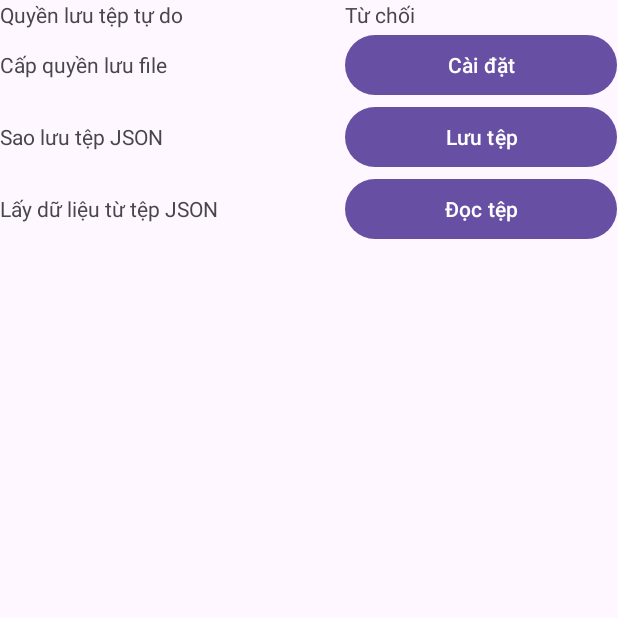
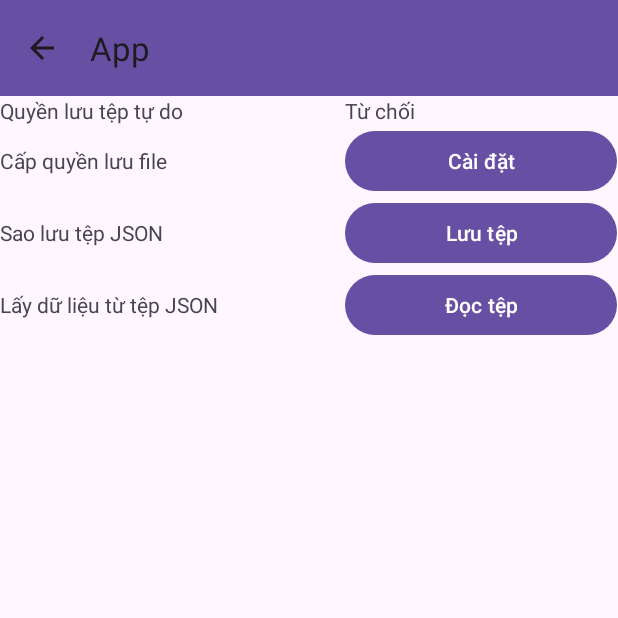
Before and after one commit to TranThanh39/BTLAndroid, an Android app: the BackupDiary screen opened directly, with no data from a screen before it, on a phone screen of 412 x 824 dp, the top half of it. Run offline under Robolectric (Android 15) with nearby library versions, the phone set to English and light mode, and no system bars; 1 statement that could not run was skipped.

Commit message:
added appbar

```diff
--- a/app/build.gradle.kts
+++ b/app/build.gradle.kts
@@ -52,9 +52,9 @@ dependencies {
     androidTestImplementation(libs.ext.junit)
     androidTestImplementation(libs.espresso.core)
     implementation(libs.material.v190)
-    implementation(libs.gson)
     implementation(libs.activity.v160)
     implementation(libs.activity.ktx)
+    implementation(libs.gson)
 
 
 }
--- a/app/src/main/java/com/haruma/app/view/BackupDiary.java
+++ b/app/src/main/java/com/haruma/app/view/BackupDiary.java
@@ -5,18 +5,21 @@ import android.content.Intent;
 import android.net.Uri;
 import android.os.Build;
 import android.os.Bundle;
+import android.view.MenuItem;
 import android.widget.Button;
 import android.widget.TextView;
 import android.widget.Toast;
 
 import androidx.activity.result.ActivityResultLauncher;
 import androidx.activity.result.contract.ActivityResultContracts;
+import androidx.annotation.NonNull;
+import androidx.appcompat.app.ActionBar;
 import androidx.appcompat.app.AppCompatActivity;
+import androidx.appcompat.widget.Toolbar;
 import androidx.lifecycle.ViewModelProvider;
 
 import com.haruma.app.R;
 import com.haruma.app.service.FileHelper;
-import com.haruma.app.service.JsonHelper;
 import com.haruma.app.service.StorageHelper;
 import com.haruma.app.viewmodel.BackupDiaryViewModel;
 
@@ -26,11 +29,7 @@ public class BackupDiary extends AppCompatActivity {
     private ActivityResultLauncher<Intent> pickFileLauncher;
     private ActivityResultLauncher<Intent> saveFileLauncher;
 
-    private BackupDiaryViewModel backupDiaryViewModel;
-
     private TextView txtPermission;
-
-    private Button btnRequest;
 
     @Override
     protected void onCreate(Bundle savedInstanceState) {
@@ -51,7 +50,7 @@ public class BackupDiary extends AppCompatActivity {
                     }
                 });
         txtPermission = findViewById(R.id.txtPermission);
-        backupDiaryViewModel = new ViewModelProvider(this).get(BackupDiaryViewModel.class);
+        BackupDiaryViewModel backupDiaryViewModel = new ViewModelProvider(this).get(BackupDiaryViewModel.class);
         backupDiaryViewModel.getPermissionStatus().observe(this, status -> {
             txtPermission.setText(status);
         });
@@ -70,7 +69,7 @@ public class BackupDiary extends AppCompatActivity {
                         }
                     }
                 });
-        btnRequest = findViewById(R.id.btnRequest);
+        Button btnRequest = findViewById(R.id.btnRequest);
         btnRequest.setOnClickListener(v -> {
             try {
                 StorageHelper.requestStoragePermission(this);
@@ -80,9 +79,27 @@ public class BackupDiary extends AppCompatActivity {
         });
         Button pickFileButton = findViewById(R.id.btnPick);
         Button saveFileButton = findViewById(R.id.btnSave);
+        Toolbar toolbar = findViewById(R.id.toolbar);
+        setSupportActionBar(toolbar);
+        ActionBar actionBar = getSupportActionBar();
+        if (actionBar != null) {
+            actionBar.setDisplayHomeAsUpEnabled(true);
+            actionBar.setHomeAsUpIndicator(R.drawable.ic_back_arrow);
+
+        }
         if (Build.VERSION.SDK_INT >= Build.VERSION_CODES.O) {
             pickFileButton.setOnClickListener(v -> pickFileLauncher.launch(FileHelper.pickFile()));
             saveFileButton.setOnClickListener(v -> saveFileLauncher.launch(FileHelper.saveFile()));
         }
     }
+
+    @Override
+    public boolean onOptionsItemSelected(@NonNull MenuItem item) {
+        if (item.getItemId() == android.R.id.home) {
+            finish();
+            return true;
+        }
+        return super.onOptionsItemSelected(item);
+    }
+
 }
--- a/app/src/main/java/com/haruma/app/viewmodel/BackupDiaryViewModel.java
+++ b/app/src/main/java/com/haruma/app/viewmodel/BackupDiaryViewModel.java
@@ -7,6 +7,7 @@ import android.content.pm.PackageManager;
 import android.net.Uri;
 import android.os.Build;
 import android.os.Environment;
+import android.util.Log;
 
 import androidx.core.content.ContextCompat;
 import androidx.lifecycle.AndroidViewModel;
@@ -20,15 +21,16 @@ import com.haruma.app.service.StorageHelper;
 import com.haruma.app.service.UriHelper;
 
 import java.util.List;
+import java.util.Objects;
 
 public class BackupDiaryViewModel extends AndroidViewModel {
 
-    private DatabaseHelper databaseHelper;
-    private MutableLiveData<List<Diary>> diariesData = new MutableLiveData<>();
+    private final DatabaseHelper databaseHelper;
+    private final MutableLiveData<List<Diary>> diariesData = new MutableLiveData<>();
 
-    private MutableLiveData<String> permissionStatus = new MutableLiveData<>();
+    private final MutableLiveData<String> permissionStatus = new MutableLiveData<>();
 
-    private Context context;
+    private final Context context;
 
     public BackupDiaryViewModel(Application application) {
         super(application);
@@ -44,7 +46,7 @@ public class BackupDiaryViewModel extends AndroidViewModel {
 
     public void readJson(Context context, Uri fileUri) {
         String filePath = UriHelper.resolveUri(context, fileUri);
-        JsonHelper.readJson(filePath, diariesData.getValue().getClass());
+        JsonHelper.readJson(filePath, Objects.requireNonNull(diariesData.getValue()).getClass());
     }
 
     public void writeJson(Context context, Uri fileUri) {
--- /dev/null
+++ b/app/src/main/res/drawable/ic_back_arrow.xml
@@ -0,0 +1,12 @@
+<?xml version="1.0" encoding="utf-8"?>
+<vector xmlns:android="http://schemas.android.com/apk/res/android"
+    android:width="24dp"
+    android:height="24dp"
+    android:viewportWidth="960"
+    android:viewportHeight="960"
+    android:tint="?attr/colorControlNormal"
+    android:autoMirrored="true">
+    <path
+        android:fillColor="@android:color/white"
+        android:pathData="M313,520L537,744L480,800L160,480L480,160L537,216L313,440L800,440L800,520L313,520Z"/>
+</vector>
--- a/app/src/main/res/layout/activity_backup_diary.xml
+++ b/app/src/main/res/layout/activity_backup_diary.xml
@@ -6,6 +6,14 @@
     android:layout_height="match_parent"
     android:orientation="vertical"
     tools:context=".view.BackupDiary">
+
+    <androidx.appcompat.widget.Toolbar
+        android:id="@+id/toolbar"
+        android:layout_width="match_parent"
+        android:layout_height="wrap_content"
+        android:background="?attr/colorPrimary"
+        android:minHeight="?attr/actionBarSize"
+        android:theme="?attr/actionBarTheme" />
 
     <TableLayout
         android:stretchColumns="*"
--- /dev/null
+++ b/app/src/main/res/menu/backup_diary_menu.xml
@@ -0,0 +1,2 @@
+<?xml version="1.0" encoding="utf-8"?>
+<menu xmlns:android="http://schemas.android.com/apk/res/android"/>
```
